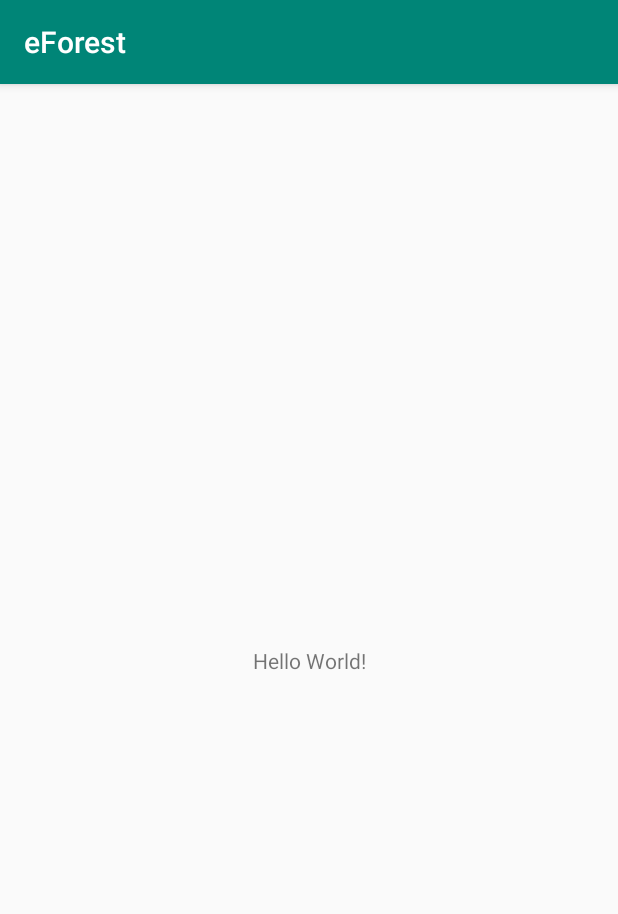
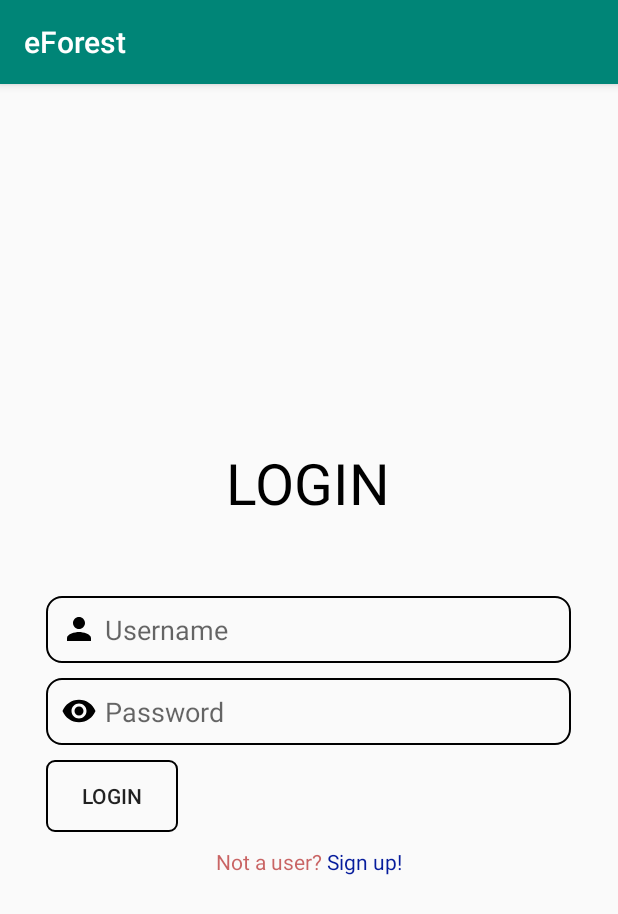
Before and after one commit to ajinmathew/eForest, an Android app: the screen it shows after launch (MainActivity), on a phone screen of 412 x 824 dp. Shown: the top 914 px of the screen. Run offline under Robolectric (Android 15) with nearby library versions, the phone set to English and light mode, and no system bars.

Commit message:
login ui

```diff
--- a/app/src/main/AndroidManifest.xml
+++ b/app/src/main/AndroidManifest.xml
@@ -9,6 +9,8 @@
         android:roundIcon="@mipmap/ic_launcher_round"
         android:supportsRtl="true"
         android:theme="@style/AppTheme">
+        <activity android:name=".Signup"></activity>
+        <activity android:name=".User_signup" />
         <activity android:name=".MainActivity">
             <intent-filter>
                 <action android:name="android.intent.action.MAIN" />
--- a/app/src/main/java/com/android/cs/project/eforest/MainActivity.java
+++ b/app/src/main/java/com/android/cs/project/eforest/MainActivity.java
@@ -2,13 +2,29 @@ package com.android.cs.project.eforest;
 
 import androidx.appcompat.app.AppCompatActivity;
 
+import android.content.Intent;
 import android.os.Bundle;
+import android.view.View;
+import android.widget.TextView;
 
 public class MainActivity extends AppCompatActivity {
+
+    TextView signup;
 
     @Override
     protected void onCreate(Bundle savedInstanceState) {
         super.onCreate(savedInstanceState);
         setContentView(R.layout.activity_main);
+
+        signup=(TextView)findViewById(R.id.user_signup);
+
+        signup.setOnClickListener(new View.OnClickListener() {
+            @Override
+            public void onClick(View v) {
+                Intent intent = new Intent(getApplicationContext(),User_signup.class);
+                startActivity(intent);
+            }
+        });
+
     }
 }
--- /dev/null
+++ b/app/src/main/res/drawable/btnuserdesig.xml
@@ -0,0 +1,8 @@
+<?xml version="1.0" encoding="utf-8"?>
+<shape xmlns:android="http://schemas.android.com/apk/res/android">
+
+    <stroke
+        android:width="1dp"/>
+    <corners
+        android:radius="5dp"/>
+</shape>
--- /dev/null
+++ b/app/src/main/res/drawable/edt_uername.xml
@@ -0,0 +1,15 @@
+<?xml version="1.0" encoding="utf-8"?>
+<shape xmlns:android="http://schemas.android.com/apk/res/android">
+
+
+    <corners
+        android:radius="10dp"/>
+    <stroke
+        android:width="1dp"/>
+    <padding
+        android:left="10dp"
+        android:top="10dp"
+        android:bottom="10dp"
+        android:right="10dp"/>
+
+</shape>
--- /dev/null
+++ b/app/src/main/res/drawable/ic_person_black_24dp.xml
@@ -0,0 +1,9 @@
+<vector xmlns:android="http://schemas.android.com/apk/res/android"
+        android:width="24dp"
+        android:height="24dp"
+        android:viewportWidth="24.0"
+        android:viewportHeight="24.0">
+    <path
+        android:fillColor="#FF000000"
+        android:pathData="M12,12c2.21,0 4,-1.79 4,-4s-1.79,-4 -4,-4 -4,1.79 -4,4 1.79,4 4,4zM12,14c-2.67,0 -8,1.34 -8,4v2h16v-2c0,-2.66 -5.33,-4 -8,-4z"/>
+</vector>
--- /dev/null
+++ b/app/src/main/res/drawable/ic_remove_red_eye_black_24dp.xml
@@ -0,0 +1,9 @@
+<vector xmlns:android="http://schemas.android.com/apk/res/android"
+        android:width="24dp"
+        android:height="24dp"
+        android:viewportWidth="24.0"
+        android:viewportHeight="24.0">
+    <path
+        android:fillColor="#FF000000"
+        android:pathData="M12,4.5C7,4.5 2.73,7.61 1,12c1.73,4.39 6,7.5 11,7.5s9.27,-3.11 11,-7.5c-1.73,-4.39 -6,-7.5 -11,-7.5zM12,17c-2.76,0 -5,-2.24 -5,-5s2.24,-5 5,-5 5,2.24 5,5 -2.24,5 -5,5zM12,9c-1.66,0 -3,1.34 -3,3s1.34,3 3,3 3,-1.34 3,-3 -1.34,-3 -3,-3z"/>
+</vector>
--- a/app/src/main/res/layout/activity_main.xml
+++ b/app/src/main/res/layout/activity_main.xml
@@ -1,18 +1,67 @@
-<?xml version="1.0" encoding="utf-8"?>
-<androidx.constraintlayout.widget.ConstraintLayout xmlns:android="http://schemas.android.com/apk/res/android"
-    xmlns:app="http://schemas.android.com/apk/res-auto"
-    xmlns:tools="http://schemas.android.com/tools"
-    android:layout_width="match_parent"
+<LinearLayout android:layout_width="match_parent"
     android:layout_height="match_parent"
-    tools:context=".MainActivity">
+    android:orientation="vertical"
+    android:gravity="center"
+    xmlns:android="http://schemas.android.com/apk/res/android" >
+
 
     <TextView
+        android:layout_marginBottom="50dp"
+        android:textSize="38dp"
+        android:textColor="#000000"
         android:layout_width="wrap_content"
         android:layout_height="wrap_content"
-        android:text="Hello World!"
-        app:layout_constraintBottom_toBottomOf="parent"
-        app:layout_constraintLeft_toLeftOf="parent"
-        app:layout_constraintRight_toRightOf="parent"
-        app:layout_constraintTop_toTopOf="parent" />
+        android:text="LOGIN"/>
 
-</androidx.constraintlayout.widget.ConstraintLayout>
+
+
+    <LinearLayout
+        android:orientation="vertical"
+        android:layout_gravity="center"
+        android:layout_width="350dp"
+        android:layout_height="wrap_content">
+    <EditText
+        android:id="@+id/user_usname"
+        android:hint="Username"
+        android:drawableLeft="@drawable/ic_person_black_24dp"
+        android:drawablePadding="5dp"
+        android:layout_marginBottom="10dp"
+        android:background="@drawable/edt_uername"
+        android:layout_width="match_parent"
+        android:layout_height="wrap_content"/>
+
+    <EditText
+        android:id="@+id/user_uspass"
+        android:hint="Password"
+        android:drawableLeft="@drawable/ic_remove_red_eye_black_24dp"
+        android:drawablePadding="5dp"
+        android:background="@drawable/edt_uername"
+        android:layout_width="match_parent"
+        android:layout_marginBottom="10dp"
+        android:layout_height="wrap_content"/>
+
+        <Button
+            android:id="@+id/user_login"
+            android:text="login"
+            android:background="@drawable/btnuserdesig"
+            android:layout_width="wrap_content"
+            android:layout_height="wrap_content"
+            />
+    </LinearLayout>
+    <LinearLayout
+        android:layout_marginTop="10dp"
+        android:layout_width="wrap_content"
+        android:layout_height="wrap_content">
+    <TextView
+        android:textColor="#99A80000"
+        android:layout_width="wrap_content"
+        android:layout_height="wrap_content"
+        android:text="Not a user?"/>
+    <TextView
+        android:id="@+id/user_signup"
+        android:textColor="#061C9C"
+        android:layout_width="wrap_content"
+        android:layout_height="wrap_content"
+        android:text=" Sign up!"/>
+</LinearLayout>
+</LinearLayout>
```
Also changed, not shown: app/src/main/java/com/android/cs/project/eforest/Signup.java (added, +14 -0 lines), app/src/main/java/com/android/cs/project/eforest/User_signup.java (added, +29 -0 lines), app/src/main/res/drawable/edt_disg.xml (added, +12 -0 lines), app/src/main/res/layout/activity_signup.xml (added, +14 -0 lines), app/src/main/res/layout/activity_user_signup.xml (added, +91 -0 lines).
